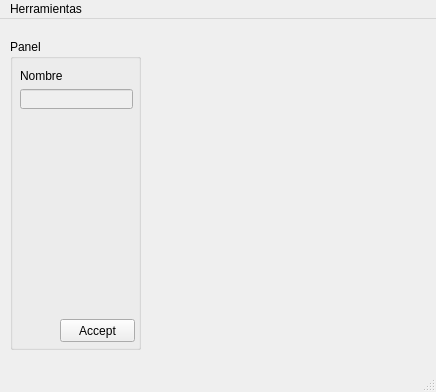
Above: templates/t_clientes.ui from FranMedina02/planeta_laser_sistema before the change. Below: the same form after it.
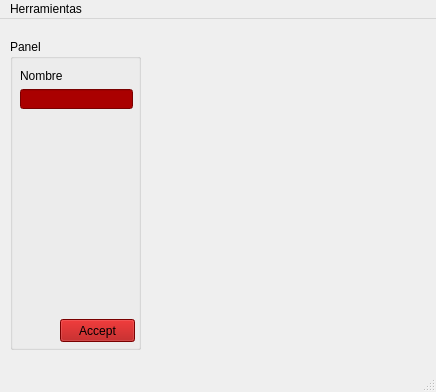
That is the form after the change.

Patch:
```diff
--- a/templates/t_clientes.ui
+++ b/templates/t_clientes.ui
@@ -23,6 +23,448 @@
       <height>311</height>
      </rect>
     </property>
+    <property name="palette">
+     <palette>
+      <active>
+       <colorrole role="WindowText">
+        <brush brushstyle="SolidPattern">
+         <color alpha="255">
+          <red>0</red>
+          <green>0</green>
+          <blue>0</blue>
+         </color>
+        </brush>
+       </colorrole>
+       <colorrole role="Button">
+        <brush brushstyle="SolidPattern">
+         <color alpha="255">
+          <red>170</red>
+          <green>0</green>
+          <blue>0</blue>
+         </color>
+        </brush>
+       </colorrole>
+       <colorrole role="Light">
+        <brush brushstyle="SolidPattern">
+         <color alpha="255">
+          <red>255</red>
+          <green>0</green>
+          <blue>0</blue>
+         </color>
+        </brush>
+       </colorrole>
+       <colorrole role="Midlight">
+        <brush brushstyle="SolidPattern">
+         <color alpha="255">
+          <red>212</red>
+          <green>0</green>
+          <blue>0</blue>
+         </color>
+        </brush>
+       </colorrole>
+       <colorrole role="Dark">
+        <brush brushstyle="SolidPattern">
+         <color alpha="255">
+          <red>85</red>
+          <green>0</green>
+          <blue>0</blue>
+         </color>
+        </brush>
+       </colorrole>
+       <colorrole role="Mid">
+        <brush brushstyle="SolidPattern">
+         <color alpha="255">
+          <red>113</red>
+          <green>0</green>
+          <blue>0</blue>
+         </color>
+        </brush>
+       </colorrole>
+       <colorrole role="Text">
+        <brush brushstyle="SolidPattern">
+         <color alpha="255">
+          <red>0</red>
+          <green>0</green>
+          <blue>0</blue>
+         </color>
+        </brush>
+       </colorrole>
+       <colorrole role="BrightText">
+        <brush brushstyle="SolidPattern">
+         <color alpha="255">
+          <red>255</red>
+          <green>255</green>
+          <blue>255</blue>
+         </color>
+        </brush>
+       </colorrole>
+       <colorrole role="ButtonText">
+        <brush brushstyle="SolidPattern">
+         <color alpha="255">
+          <red>0</red>
+          <green>0</green>
+          <blue>0</blue>
+         </color>
+        </brush>
+       </colorrole>
+       <colorrole role="Base">
+        <brush brushstyle="SolidPattern">
+         <color alpha="255">
+          <red>255</red>
+          <green>255</green>
+          <blue>255</blue>
+         </color>
+        </brush>
+       </colorrole>
+       <colorrole role="Window">
+        <brush brushstyle="SolidPattern">
+         <color alpha="255">
+          <red>170</red>
+          <green>0</green>
+          <blue>0</blue>
+         </color>
+        </brush>
+       </colorrole>
+       <colorrole role="Shadow">
+        <brush brushstyle="SolidPattern">
+         <color alpha="255">
+          <red>0</red>
+          <green>0</green>
+          <blue>0</blue>
+         </color>
+        </brush>
+       </colorrole>
+       <colorrole role="AlternateBase">
+        <brush brushstyle="SolidPattern">
+         <color alpha="255">
+          <red>212</red>
+          <green>127</green>
+          <blue>127</blue>
+         </color>
+        </brush>
+       </colorrole>
+       <colorrole role="ToolTipBase">
+        <brush brushstyle="SolidPattern">
+         <color alpha="255">
+          <red>255</red>
+          <green>255</green>
+          <blue>220</blue>
+         </color>
+        </brush>
+       </colorrole>
+       <colorrole role="ToolTipText">
+        <brush brushstyle="SolidPattern">
+         <color alpha="255">
+          <red>0</red>
+          <green>0</green>
+          <blue>0</blue>
+         </color>
+        </brush>
+       </colorrole>
+       <colorrole role="PlaceholderText">
+        <brush brushstyle="SolidPattern">
+         <color alpha="128">
+          <red>0</red>
+          <green>0</green>
+          <blue>0</blue>
+         </color>
+        </brush>
+       </colorrole>
+      </active>
+      <inactive>
+       <colorrole role="WindowText">
+        <brush brushstyle="SolidPattern">
+         <color alpha="255">
+          <red>0</red>
+          <green>0</green>
+          <blue>0</blue>
+         </color>
+        </brush>
+       </colorrole>
+       <colorrole role="Button">
+        <brush brushstyle="SolidPattern">
+         <color alpha="255">
+          <red>170</red>
+          <green>0</green>
+          <blue>0</blue>
+         </color>
+        </brush>
+       </colorrole>
+       <colorrole role="Light">
+        <brush brushstyle="SolidPattern">
+         <color alpha="255">
+          <red>255</red>
+          <green>0</green>
+          <blue>0</blue>
+         </color>
+        </brush>
+       </colorrole>
+       <colorrole role="Midlight">
+        <brush brushstyle="SolidPattern">
+         <color alpha="255">
+          <red>212</red>
+          <green>0</green>
+          <blue>0</blue>
+         </color>
+        </brush>
+       </colorrole>
+       <colorrole role="Dark">
+        <brush brushstyle="SolidPattern">
+         <color alpha="255">
+          <red>85</red>
+          <green>0</green>
+          <blue>0</blue>
+         </color>
+        </brush>
+       </colorrole>
+       <colorrole role="Mid">
+        <brush brushstyle="SolidPattern">
+         <color alpha="255">
+          <red>113</red>
+          <green>0</green>
+          <blue>0</blue>
+         </color>
+        </brush>
+       </colorrole>
+       <colorrole role="Text">
+        <brush brushstyle="SolidPattern">
+         <color alpha="255">
+          <red>0</red>
+          <green>0</green>
+          <blue>0</blue>
+         </color>
+        </brush>
+       </colorrole>
+       <colorrole role="BrightText">
+        <brush brushstyle="SolidPattern">
+         <color alpha="255">
+          <red>255</red>
+          <green>255</green>
+          <blue>255</blue>
+         </color>
+        </brush>
+       </colorrole>
+       <colorrole role="ButtonText">
+        <brush brushstyle="SolidPattern">
+         <color alpha="255">
+          <red>0</red>
+          <green>0</green>
+          <blue>0</blue>
+         </color>
+        </brush>
+       </colorrole>
+       <colorrole role="Base">
+        <brush brushstyle="SolidPattern">
+         <color alpha="255">
+          <red>255</red>
+          <green>255</green>
+          <blue>255</blue>
+         </color>
+        </brush>
+       </colorrole>
+       <colorrole role="Window">
+        <brush brushstyle="SolidPattern">
+         <color alpha="255">
+          <red>170</red>
+          <green>0</green>
+          <blue>0</blue>
+         </color>
+        </brush>
+       </colorrole>
+       <colorrole role="Shadow">
+        <brush brushstyle="SolidPattern">
+         <color alpha="255">
+          <red>0</red>
+          <green>0</green>
+          <blue>0</blue>
+         </color>
+        </brush>
+       </colorrole>
+       <colorrole role="AlternateBase">
+        <brush brushstyle="SolidPattern">
+         <color alpha="255">
+          <red>212</red>
+          <green>127</green>
+          <blue>127</blue>
+         </color>
+        </brush>
+       </colorrole>
+       <colorrole role="ToolTipBase">
+        <brush brushstyle="SolidPattern">
+         <color alpha="255">
+          <red>255</red>
+          <green>255</green>
+          <blue>220</blue>
+         </color>
+        </brush>
+       </colorrole>
+       <colorrole role="ToolTipText">
+        <brush brushstyle="SolidPattern">
+         <color alpha="255">
+          <red>0</red>
+          <green>0</green>
+          <blue>0</blue>
+         </color>
+        </brush>
+       </colorrole>
+       <colorrole role="PlaceholderText">
+        <brush brushstyle="SolidPattern">
+         <color alpha="128">
+          <red>0</red>
+          <green>0</green>
+          <blue>0</blue>
+         </color>
+        </brush>
+       </colorrole>
+      </inactive>
+      <disabled>
+       <colorrole role="WindowText">
+        <brush brushstyle="SolidPattern">
+         <color alpha="255">
+          <red>85</red>
+          <green>0</green>
+          <blue>0</blue>
+         </color>
+        </brush>
+       </colorrole>
+       <colorrole role="Button">
+        <brush brushstyle="SolidPattern">
+         <color alpha="255">
+          <red>170</red>
+          <green>0</green>
+          <blue>0</blue>
+         </color>
+        </brush>
+       </colorrole>
+       <colorrole role="Light">
+        <brush brushstyle="SolidPattern">
+         <color alpha="255">
+          <red>255</red>
+          <green>0</green>
+          <blue>0</blue>
+         </color>
+        </brush>
+       </colorrole>
+       <colorrole role="Midlight">
+        <brush brushstyle="SolidPattern">
+         <color alpha="255">
+          <red>212</red>
+          <green>0</green>
+          <blue>0</blue>
+         </color>
+        </brush>
+       </colorrole>
+       <colorrole role="Dark">
+        <brush brushstyle="SolidPattern">
+         <color alpha="255">
+          <red>85</red>
+          <green>0</green>
+          <blue>0</blue>
+         </color>
+        </brush>
+       </colorrole>
+       <colorrole role="Mid">
+        <brush brushstyle="SolidPattern">
+         <color alpha="255">
+          <red>113</red>
+          <green>0</green>
+          <blue>0</blue>
+         </color>
+        </brush>
+       </colorrole>
+       <colorrole role="Text">
+        <brush brushstyle="SolidPattern">
+         <color alpha="255">
+          <red>85</red>
+          <green>0</green>
+          <blue>0</blue>
+         </color>
+        </brush>
+       </colorrole>
+       <colorrole role="BrightText">
+        <brush brushstyle="SolidPattern">
+         <color alpha="255">
+          <red>255</red>
+          <green>255</green>
+          <blue>255</blue>
+         </color>
+        </brush>
+       </colorrole>
+       <colorrole role="ButtonText">
+        <brush brushstyle="SolidPattern">
+         <color alpha="255">
+          <red>85</red>
+          <green>0</green>
+          <blue>0</blue>
+         </color>
+        </brush>
+       </colorrole>
+       <colorrole role="Base">
+        <brush brushstyle="SolidPattern">
+         <color alpha="255">
+          <red>170</red>
+          <green>0</green>
+          <blue>0</blue>
+         </color>
+        </brush>
+       </colorrole>
+       <colorrole role="Window">
+        <brush brushstyle="SolidPattern">
+         <color alpha="255">
+          <red>170</red>
+          <green>0</green>
+          <blue>0</blue>
+         </color>
+        </brush>
+       </colorrole>
+       <colorrole role="Shadow">
+        <brush brushstyle="SolidPattern">
+         <color alpha="255">
+          <red>0</red>
+          <green>0</green>
+          <blue>0</blue>
+         </color>
+        </brush>
+       </colorrole>
+       <colorrole role="AlternateBase">
+        <brush brushstyle="SolidPattern">
+         <color alpha="255">
+          <red>170</red>
+          <green>0</green>
+          <blue>0</blue>
+         </color>
+        </brush>
+       </colorrole>
+       <colorrole role="ToolTipBase">
+        <brush brushstyle="SolidPattern">
+         <color alpha="255">
+          <red>255</red>
+          <green>255</green>
+          <blue>220</blue>
+         </color>
+        </brush>
+       </colorrole>
+       <colorrole role="ToolTipText">
+        <brush brushstyle="SolidPattern">
+         <color alpha="255">
+          <red>0</red>
+          <green>0</green>
+          <blue>0</blue>
+         </color>
+        </brush>
+       </colorrole>
+       <colorrole role="PlaceholderText">
+        <brush brushstyle="SolidPattern">
+         <color alpha="128">
+          <red>0</red>
+          <green>0</green>
+          <blue>0</blue>
+         </color>
+        </brush>
+       </colorrole>
+      </disabled>
+     </palette>
+    </property>
     <property name="title">
      <string>Panel</string>
     </property>
```
